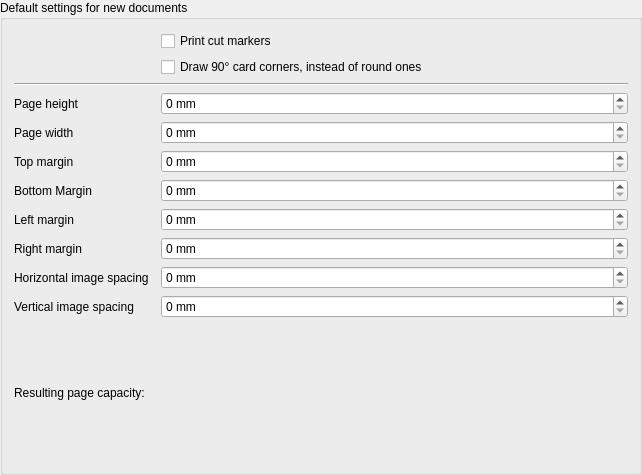
Before: the Qt Designer form mtg_proxy_printer/resources/ui/page_config_widget.ui in luziferius/MTGProxyPrinter, drawn with Qt 5.
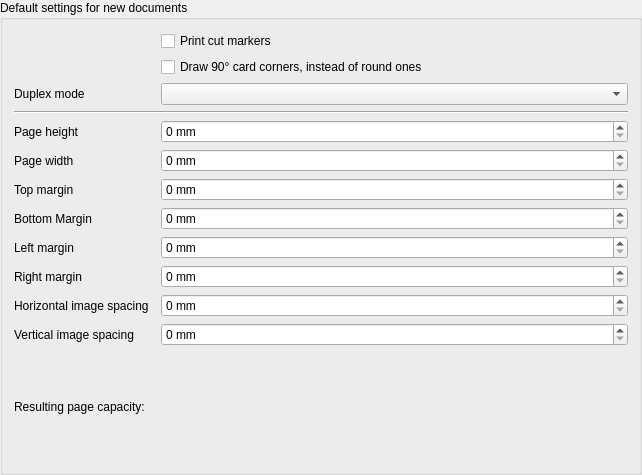
After: the same form once the commit is applied.

Commit message:
Implemented setting the duplex mode in the page config widget.
FossilOrigin-Name: d8e825d61d087d70520ee8cc00d9241b261604308cfbaa4d0c7370c10aa19b16

The edit to the form file:
```diff
--- a/mtg_proxy_printer/resources/ui/page_config_widget.ui
+++ b/mtg_proxy_printer/resources/ui/page_config_widget.ui
@@ -14,17 +14,36 @@
    <string>Default settings for new documents</string>
   </property>
   <layout class="QGridLayout" name="gridLayout">
-   <item row="10" column="1">
-    <widget class="QLabel" name="page_height_label">
+   <item row="21" column="3">
+    <widget class="QSpinBox" name="image_spacing_vertical">
+     <property name="sizePolicy">
+      <sizepolicy hsizetype="Expanding" vsizetype="Fixed">
+       <horstretch>0</horstretch>
+       <verstretch>0</verstretch>
+      </sizepolicy>
+     </property>
+     <property name="toolTip">
+      <string>&lt;html&gt;&lt;head/&gt;&lt;body&gt;&lt;p&gt;Space above and below images. Images are this many millimeters apart.&lt;/p&gt;&lt;p&gt;If set to zero, you only need one cut to separate two images, otherwise you need two cuts but require less precision hitting the exact middle.&lt;/p&gt;&lt;/body&gt;&lt;/html&gt;</string>
+     </property>
+     <property name="suffix">
+      <string> mm</string>
+     </property>
+     <property name="maximum">
+      <number>10000</number>
+     </property>
+    </widget>
+   </item>
+   <item row="16" column="1">
+    <widget class="QLabel" name="margin_bottom_label">
      <property name="text">
-      <string>Page height</string>
+      <string>Bottom Margin</string>
      </property>
      <property name="buddy">
-      <cstring>page_height</cstring>
+      <cstring>margin_bottom</cstring>
      </property>
     </widget>
    </item>
-   <item row="17" column="3">
+   <item row="19" column="3">
     <widget class="QSpinBox" name="margin_right">
      <property name="sizePolicy">
       <sizepolicy hsizetype="Expanding" vsizetype="Fixed">
@@ -43,36 +62,17 @@
      </property>
     </widget>
    </item>
+   <item row="18" column="1">
+    <widget class="QLabel" name="margin_left_label">
+     <property name="text">
+      <string>Left margin</string>
+     </property>
+     <property name="buddy">
+      <cstring>margin_left</cstring>
+     </property>
+    </widget>
+   </item>
    <item row="12" column="3">
-    <widget class="QSpinBox" name="page_width">
-     <property name="sizePolicy">
-      <sizepolicy hsizetype="Expanding" vsizetype="Fixed">
-       <horstretch>0</horstretch>
-       <verstretch>0</verstretch>
-      </sizepolicy>
-     </property>
-     <property name="toolTip">
-      <string>Default paper width in millimeters</string>
-     </property>
-     <property name="suffix">
-      <string> mm</string>
-     </property>
-     <property name="maximum">
-      <number>10000</number>
-     </property>
-    </widget>
-   </item>
-   <item row="0" column="3">
-    <widget class="QCheckBox" name="draw_cut_markers">
-     <property name="toolTip">
-      <string>Enable printing additional lines to aid cutting the printed sheets.</string>
-     </property>
-     <property name="text">
-      <string>Print cut markers</string>
-     </property>
-    </widget>
-   </item>
-   <item row="10" column="3">
     <widget class="QSpinBox" name="page_height">
      <property name="sizePolicy">
       <sizepolicy hsizetype="Expanding" vsizetype="Fixed">
@@ -91,7 +91,98 @@
      </property>
     </widget>
    </item>
-   <item row="13" column="1">
+   <item row="14" column="1">
+    <widget class="QLabel" name="page_width_label">
+     <property name="text">
+      <string>Page width</string>
+     </property>
+     <property name="buddy">
+      <cstring>page_width</cstring>
+     </property>
+    </widget>
+   </item>
+   <item row="20" column="1">
+    <widget class="QLabel" name="image_spacing_horizontal_label">
+     <property name="text">
+      <string>Horizontal image spacing</string>
+     </property>
+     <property name="buddy">
+      <cstring>image_spacing_horizontal</cstring>
+     </property>
+    </widget>
+   </item>
+   <item row="18" column="3">
+    <widget class="QSpinBox" name="margin_left">
+     <property name="sizePolicy">
+      <sizepolicy hsizetype="Expanding" vsizetype="Fixed">
+       <horstretch>0</horstretch>
+       <verstretch>0</verstretch>
+      </sizepolicy>
+     </property>
+     <property name="toolTip">
+      <string>&lt;html&gt;&lt;head/&gt;&lt;body&gt;&lt;p&gt;Minimum margin between the left paper border and the page content.&lt;/p&gt;&lt;p&gt;Most printers have a minimum printing margin of 3 to 5 mm.&lt;/p&gt;&lt;/body&gt;&lt;/html&gt;</string>
+     </property>
+     <property name="suffix">
+      <string> mm</string>
+     </property>
+     <property name="maximum">
+      <number>10000</number>
+     </property>
+    </widget>
+   </item>
+   <item row="16" column="3">
+    <widget class="QSpinBox" name="margin_bottom">
+     <property name="sizePolicy">
+      <sizepolicy hsizetype="Expanding" vsizetype="Fixed">
+       <horstretch>0</horstretch>
+       <verstretch>0</verstretch>
+      </sizepolicy>
+     </property>
+     <property name="toolTip">
+      <string>&lt;html&gt;&lt;head/&gt;&lt;body&gt;&lt;p&gt;Minimum margin between the bottom paper border and the page content.&lt;/p&gt;&lt;p&gt;Most printers have a minimum printing margin of 3 to 5 mm.&lt;/p&gt;&lt;/body&gt;&lt;/html&gt;</string>
+     </property>
+     <property name="suffix">
+      <string> mm</string>
+     </property>
+     <property name="maximum">
+      <number>10000</number>
+     </property>
+    </widget>
+   </item>
+   <item row="2" column="3">
+    <widget class="QCheckBox" name="draw_sharp_corners">
+     <property name="text">
+      <string>Draw 90° card corners, instead of round ones</string>
+     </property>
+    </widget>
+   </item>
+   <item row="22" column="1">
+    <widget class="QLabel" name="page_capacity_label">
+     <property name="text">
+      <string>Resulting page capacity:</string>
+     </property>
+    </widget>
+   </item>
+   <item row="14" column="3">
+    <widget class="QSpinBox" name="page_width">
+     <property name="sizePolicy">
+      <sizepolicy hsizetype="Expanding" vsizetype="Fixed">
+       <horstretch>0</horstretch>
+       <verstretch>0</verstretch>
+      </sizepolicy>
+     </property>
+     <property name="toolTip">
+      <string>Default paper width in millimeters</string>
+     </property>
+     <property name="suffix">
+      <string> mm</string>
+     </property>
+     <property name="maximum">
+      <number>10000</number>
+     </property>
+    </widget>
+   </item>
+   <item row="15" column="1">
     <widget class="QLabel" name="margin_top_label">
      <property name="text">
       <string>Top margin</string>
@@ -101,64 +192,14 @@
      </property>
     </widget>
    </item>
-   <item row="14" column="3">
-    <widget class="QSpinBox" name="margin_bottom">
-     <property name="sizePolicy">
-      <sizepolicy hsizetype="Expanding" vsizetype="Fixed">
-       <horstretch>0</horstretch>
-       <verstretch>0</verstretch>
-      </sizepolicy>
-     </property>
-     <property name="toolTip">
-      <string>&lt;html&gt;&lt;head/&gt;&lt;body&gt;&lt;p&gt;Minimum margin between the bottom paper border and the page content.&lt;/p&gt;&lt;p&gt;Most printers have a minimum printing margin of 3 to 5 mm.&lt;/p&gt;&lt;/body&gt;&lt;/html&gt;</string>
-     </property>
-     <property name="suffix">
-      <string> mm</string>
-     </property>
-     <property name="maximum">
-      <number>10000</number>
-     </property>
-    </widget>
-   </item>
-   <item row="14" column="1">
-    <widget class="QLabel" name="margin_bottom_label">
-     <property name="text">
-      <string>Bottom Margin</string>
-     </property>
-     <property name="buddy">
-      <cstring>margin_bottom</cstring>
-     </property>
-    </widget>
-   </item>
-   <item row="8" column="1" colspan="3">
+   <item row="10" column="1" colspan="3">
     <widget class="Line" name="line">
      <property name="orientation">
       <enum>Qt::Horizontal</enum>
      </property>
     </widget>
    </item>
-   <item row="20" column="3">
-    <widget class="QLabel" name="page_capacity">
-     <property name="toolTip">
-      <string>Number of regular-size cards fitting on each page,
-based on the page size and spacings configured</string>
-     </property>
-     <property name="text">
-      <string/>
-     </property>
-    </widget>
-   </item>
-   <item row="17" column="1">
-    <widget class="QLabel" name="margin_right_label">
-     <property name="text">
-      <string>Right margin</string>
-     </property>
-     <property name="buddy">
-      <cstring>margin_right</cstring>
-     </property>
-    </widget>
-   </item>
-   <item row="19" column="1">
+   <item row="21" column="1">
     <widget class="QLabel" name="image_spacing_vertical_label">
      <property name="text">
       <string>Vertical image spacing</string>
@@ -168,43 +209,17 @@
      </property>
     </widget>
    </item>
-   <item row="16" column="3">
-    <widget class="QSpinBox" name="margin_left">
-     <property name="sizePolicy">
-      <sizepolicy hsizetype="Expanding" vsizetype="Fixed">
-       <horstretch>0</horstretch>
-       <verstretch>0</verstretch>
-      </sizepolicy>
-     </property>
-     <property name="toolTip">
-      <string>&lt;html&gt;&lt;head/&gt;&lt;body&gt;&lt;p&gt;Minimum margin between the left paper border and the page content.&lt;/p&gt;&lt;p&gt;Most printers have a minimum printing margin of 3 to 5 mm.&lt;/p&gt;&lt;/body&gt;&lt;/html&gt;</string>
-     </property>
-     <property name="suffix">
-      <string> mm</string>
-     </property>
-     <property name="maximum">
-      <number>10000</number>
-     </property>
-    </widget>
-   </item>
-   <item row="18" column="1">
-    <widget class="QLabel" name="image_spacing_horizontal_label">
+   <item row="12" column="1">
+    <widget class="QLabel" name="page_height_label">
      <property name="text">
-      <string>Horizontal image spacing</string>
+      <string>Page height</string>
      </property>
      <property name="buddy">
-      <cstring>image_spacing_horizontal</cstring>
+      <cstring>page_height</cstring>
      </property>
     </widget>
    </item>
-   <item row="20" column="1">
-    <widget class="QLabel" name="page_capacity_label">
-     <property name="text">
-      <string>Resulting page capacity:</string>
-     </property>
-    </widget>
-   </item>
-   <item row="13" column="3">
+   <item row="15" column="3">
     <widget class="QSpinBox" name="margin_top">
      <property name="sizePolicy">
       <sizepolicy hsizetype="Expanding" vsizetype="Fixed">
@@ -223,36 +238,28 @@
      </property>
     </widget>
    </item>
-   <item row="19" column="3">
-    <widget class="QSpinBox" name="image_spacing_vertical">
-     <property name="sizePolicy">
-      <sizepolicy hsizetype="Expanding" vsizetype="Fixed">
-       <horstretch>0</horstretch>
-       <verstretch>0</verstretch>
-      </sizepolicy>
-     </property>
-     <property name="toolTip">
-      <string>&lt;html&gt;&lt;head/&gt;&lt;body&gt;&lt;p&gt;Space above and below images. Images are this many millimeters apart.&lt;/p&gt;&lt;p&gt;If set to zero, you only need one cut to separate two images, otherwise you need two cuts but require less precision hitting the exact middle.&lt;/p&gt;&lt;/body&gt;&lt;/html&gt;</string>
-     </property>
-     <property name="suffix">
-      <string> mm</string>
-     </property>
-     <property name="maximum">
-      <number>10000</number>
-     </property>
-    </widget>
-   </item>
-   <item row="16" column="1">
-    <widget class="QLabel" name="margin_left_label">
+   <item row="19" column="1">
+    <widget class="QLabel" name="margin_right_label">
      <property name="text">
-      <string>Left margin</string>
+      <string>Right margin</string>
      </property>
      <property name="buddy">
-      <cstring>margin_left</cstring>
+      <cstring>margin_right</cstring>
      </property>
     </widget>
    </item>
-   <item row="18" column="3">
+   <item row="22" column="3">
+    <widget class="QLabel" name="page_capacity">
+     <property name="toolTip">
+      <string>Number of regular-size cards fitting on each page,
+based on the page size and spacings configured</string>
+     </property>
+     <property name="text">
+      <string/>
+     </property>
+    </widget>
+   </item>
+   <item row="20" column="3">
     <widget class="QSpinBox" name="image_spacing_horizontal">
      <property name="sizePolicy">
       <sizepolicy hsizetype="Expanding" vsizetype="Fixed">
@@ -271,20 +278,26 @@
      </property>
     </widget>
    </item>
-   <item row="12" column="1">
-    <widget class="QLabel" name="page_width_label">
-     <property name="text">
-      <string>Page width</string>
+   <item row="0" column="3">
+    <widget class="QCheckBox" name="draw_cut_markers">
+     <property name="toolTip">
+      <string>Enable printing additional lines to aid cutting the printed sheets.</string>
      </property>
-     <property name="buddy">
-      <cstring>page_width</cstring>
+     <property name="text">
+      <string>Print cut markers</string>
      </property>
     </widget>
    </item>
-   <item row="1" column="3">
-    <widget class="QCheckBox" name="draw_sharp_corners">
+   <item row="3" column="3">
+    <widget class="QComboBox" name="duplex_mode"/>
+   </item>
+   <item row="3" column="1">
+    <widget class="QLabel" name="duplex_mode_label">
      <property name="text">
-      <string>Draw 90° card corners, instead of round ones</string>
+      <string>Duplex mode</string>
+     </property>
+     <property name="buddy">
+      <cstring>duplex_mode</cstring>
      </property>
     </widget>
    </item>
```
Left out of the diff: 64 changed lines with no effect on the pictures. The commit also changes 1 other file.
